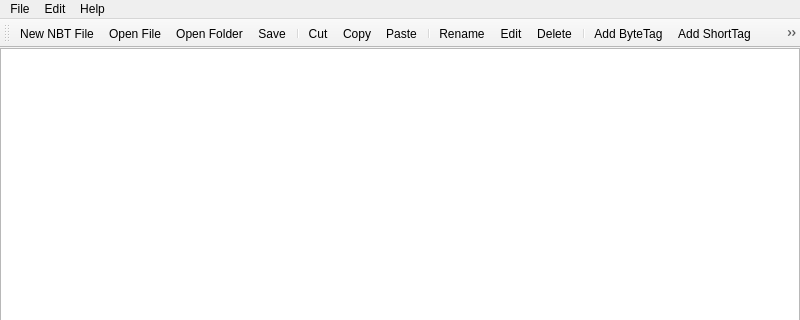
pbmoeller/MinecraftNbtViewer, file src/widgets/main_window.ui: the form before one commit; both pictures show x 0 to 800 and y 0 to 320 of the 800 by 600 pixel window.
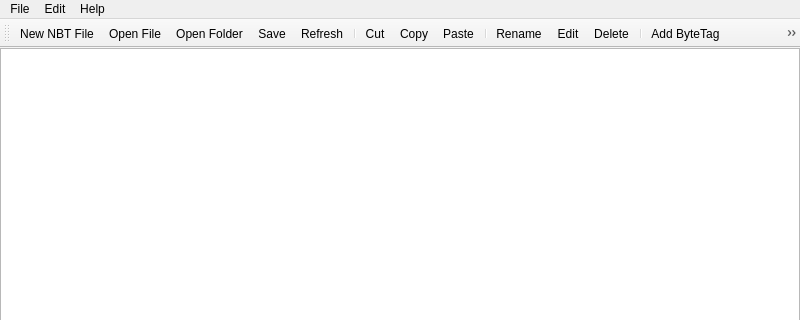
The form after the commit. Icons and pictures are not drawn.

Commit message: Implemented refresh function for folders and files.

What changed in the file:
```diff
--- a/src/widgets/main_window.ui
+++ b/src/widgets/main_window.ui
@@ -107,6 +107,7 @@
    <addaction name="actionOpen_File"/>
    <addaction name="actionOpen_Folder"/>
    <addaction name="actionSave"/>
+   <addaction name="actionRefresh"/>
    <addaction name="separator"/>
    <addaction name="actionCut"/>
    <addaction name="actionCopy"/>
@@ -364,6 +365,15 @@
     <string>Save All</string>
    </property>
   </action>
+  <action name="actionRefresh">
+   <property name="icon">
+    <iconset resource="../../resources/resources.qrc">
+     <normaloff>:/icons/16x16/Refresh.png</normaloff>:/icons/16x16/Refresh.png</iconset>
+   </property>
+   <property name="text">
+    <string>Refresh</string>
+   </property>
+  </action>
  </widget>
  <resources>
   <include location="../../resources/resources.qrc"/>
```
Left out of the diff: 10 changed lines with no effect on the pictures. The commit also changes 12 other files.
